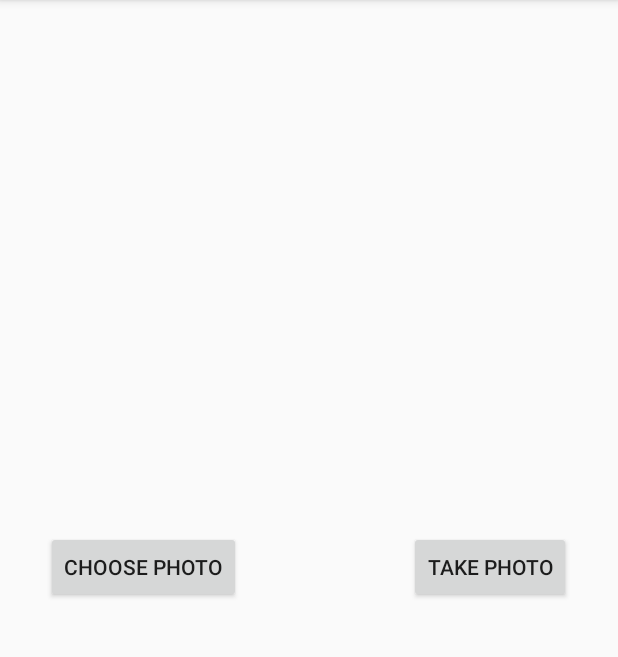
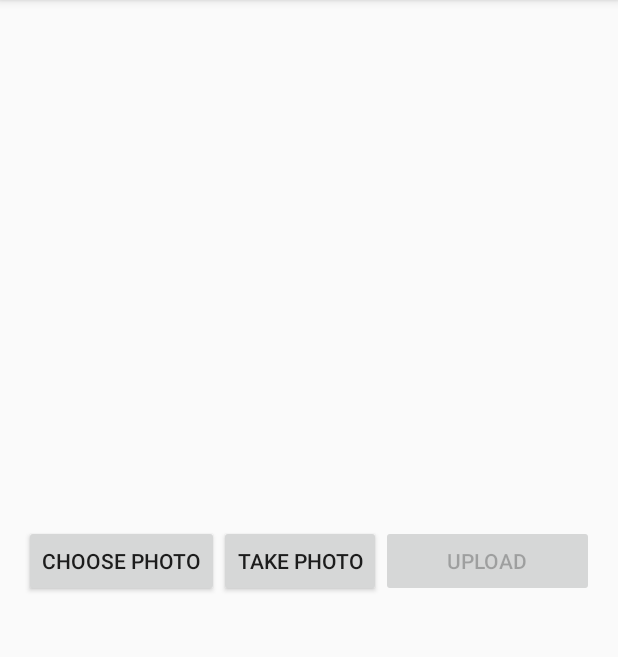
Before and after one commit to asoellner/photoImpact, an Android app: the screen it shows after launch (MainActivity), on a phone screen of 412 x 824 dp, the part 84-741 px from its top. Run offline under Robolectric (Android 15) with nearby library versions, the phone set to English and light mode, and no system bars; libraries missing offline, so code that uses them is left out: com.loopj.android.

Commit message:
added Button

```diff
--- a/app/src/main/java/com/soellner/photoimpact/MainActivity.java
+++ b/app/src/main/java/com/soellner/photoimpact/MainActivity.java
@@ -30,7 +30,6 @@ import org.json.JSONObject;
 import java.io.BufferedReader;
 import java.io.ByteArrayOutputStream;
 import java.io.File;
-import java.io.FileInputStream;
 import java.io.FileNotFoundException;
 import java.io.IOException;
 import java.io.InputStream;
@@ -52,6 +51,7 @@ public class MainActivity extends AppCompatActivity {
     static final int REQUEST_PERMISSION = 3;
     private Bitmap _bitmap;
 
+    private Button _takePhotoButton;
     private Button _uploadButton;
     private Uri _mImageUri;
 
@@ -66,7 +66,11 @@ public class MainActivity extends AppCompatActivity {
         StrictMode.setThreadPolicy(policy);
 
 
+        _takePhotoButton = (Button) findViewById(R.id.takePhotoButton);
         _uploadButton = (Button) findViewById(R.id.uploadButton);
+        assert _uploadButton != null;
+
+        _uploadButton.setEnabled(false);
 
         if (savedInstanceState != null) {
 
@@ -83,8 +87,9 @@ public class MainActivity extends AppCompatActivity {
 
         }
 
+        addTakePhotoListener();
+        addPickPhotoListener();
         addUploadPhotoListener();
-        addPickPhotoListener();
 
 
     }
@@ -112,12 +117,7 @@ public class MainActivity extends AppCompatActivity {
                         //Todo show PrgressBar
                         InputStream imageStream = getContentResolver().openInputStream(_mImageUri);
 
-
-                        //File photoFile = new File(_mImageUri.getPath());
-                        //FileInputStream fis = new FileInputStream(photoFile);
-
                         Bitmap bm = BitmapFactory.decodeStream(imageStream);
-
 
                         //resize bitmap
                         bm = scaleBitmap(bm, 600);
@@ -154,12 +154,18 @@ public class MainActivity extends AppCompatActivity {
                         e.printStackTrace();
                     }
                     Toast.makeText(getApplicationContext(), "Upload Done", Toast.LENGTH_LONG).show();
-                    return;
+
                 }
 
+            }
+        });
+    }
 
+    private void addTakePhotoListener() {
+        assert _takePhotoButton != null;
+        _takePhotoButton.setOnClickListener(new View.OnClickListener() {
+            public void onClick(View v) {
                 takePhoto();
-
             }
         });
 
@@ -171,7 +177,7 @@ public class MainActivity extends AppCompatActivity {
     public void onActivityResult(int requestCode, int resultCode, Intent intent) {
 
 
-        //photo taken
+        //photo taken from cam
         if (requestCode == REQUEST_IMAGE_CAPTURE && resultCode == RESULT_OK) {
             if (_mImageUri != null) {
                 showTakenPhoto();
@@ -201,7 +207,7 @@ public class MainActivity extends AppCompatActivity {
                 cursor.close();
                 rotateImage(filePath);
                 imageView.setImageBitmap(scaleBitmap(_bitmap, 350));
-                _uploadButton.setText("Upload Photo");
+                _uploadButton.setEnabled(true);
             } catch (FileNotFoundException e) {
                 // TODO Auto-generated catch block
                 e.printStackTrace();
@@ -234,9 +240,8 @@ public class MainActivity extends AppCompatActivity {
                 assert _bitmap != null;
                 ImageView imageView = (ImageView) findViewById(R.id.uploadedImage);
                 imageView.setImageBitmap(scaleBitmap(_bitmap, 350));
+                _uploadButton.setEnabled(true);
 
-
-                _uploadButton.setText("Upload Photo");
             }
         } catch (IOException e) {
             e.printStackTrace();
--- a/app/src/main/res/layout/activity_main.xml
+++ b/app/src/main/res/layout/activity_main.xml
@@ -13,10 +13,10 @@
         android:layout_width="wrap_content"
         android:layout_height="wrap_content"
         android:text="Take Photo"
-        android:id="@+id/uploadButton"
-        android:layout_marginTop="38dp"
+        android:id="@+id/takePhotoButton"
+        android:layout_marginTop="34dp"
         android:layout_below="@+id/uploadedImage"
-        android:layout_alignEnd="@+id/uploadedImage" />
+        android:layout_toEndOf="@+id/pickPhotoButton" />
 
     <ImageView
         android:layout_width="wrap_content"
@@ -33,6 +33,16 @@
         android:layout_height="wrap_content"
         android:text="Choose Photo"
         android:id="@+id/pickPhotoButton"
-        android:layout_alignTop="@+id/uploadButton"
-        android:layout_alignStart="@+id/uploadedImage" />
+        android:layout_alignTop="@+id/takePhotoButton"
+        android:layout_alignParentStart="true" />
+
+    <Button
+        android:layout_width="wrap_content"
+        android:layout_height="wrap_content"
+        android:text="Upload"
+        android:id="@+id/uploadButton"
+        android:layout_alignBottom="@+id/takePhotoButton"
+        android:layout_alignParentEnd="true"
+        android:layout_toEndOf="@+id/takePhotoButton" />
+
 </RelativeLayout>
```
